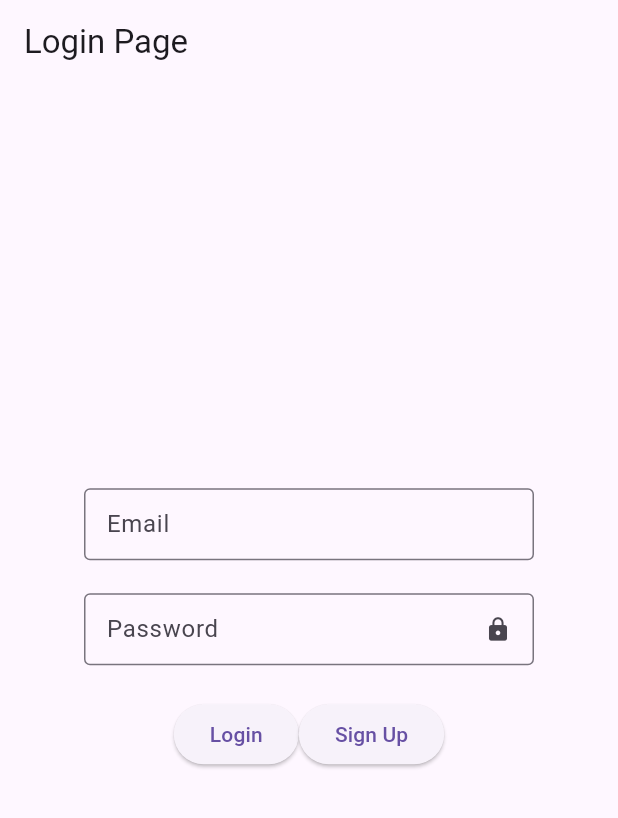
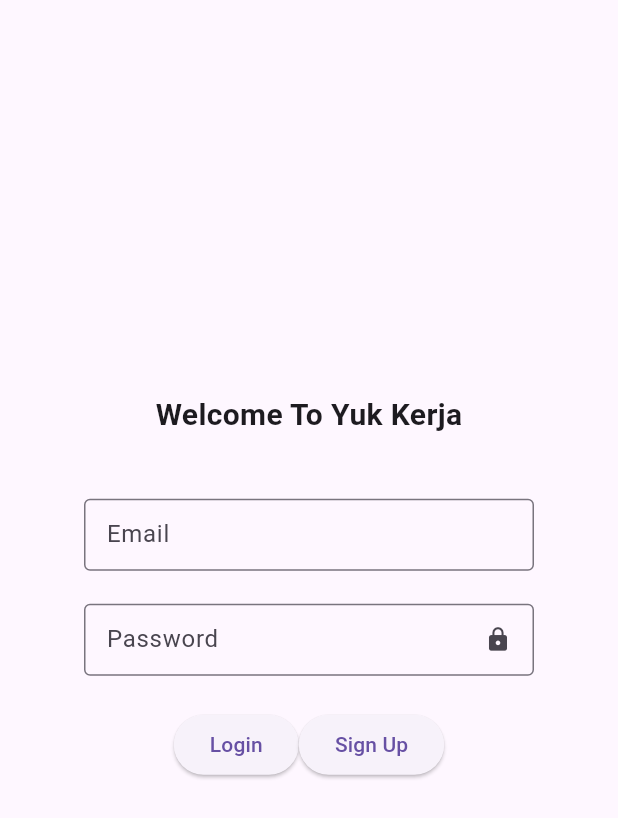
Before and after one commit to DavidDimasPatty/jobplatform-FE, a Flutter app: the screen it shows after launch, on a phone screen of 412 x 824 dp. Shown: the top 818 px of the screen. Run offline on Flutter 3.47's test engine with Material 3 defaults, Android fonts, the light colour scheme and no system bars.

Commit message:
update : login page

```diff
--- a/lib/features/components/login/persentation/pages/login.dart
+++ b/lib/features/components/login/persentation/pages/login.dart
@@ -12,9 +12,6 @@ class Login extends StatefulWidget {
 class _Login extends State<Login> {
   @override
   Widget build(BuildContext context) {
-    return Scaffold(
-      appBar: AppBar(title: Text("Login Page")),
-      body: Center(child: LoginForm()),
-    );
+    return Scaffold(body: Center(child: LoginForm()));
   }
 }
--- a/lib/features/components/login/persentation/widgets/loginForm.dart
+++ b/lib/features/components/login/persentation/widgets/loginForm.dart
@@ -50,6 +50,15 @@ class _LoginFormState extends State<LoginForm> {
       children: [
         SizedBox(
           height: 70,
+          width: 600,
+          child: Text(
+            "Welcome To Yuk Kerja",
+            textAlign: TextAlign.center,
+            style: TextStyle(fontWeight: FontWeight.bold, fontSize: 20),
+          ),
+        ),
+        SizedBox(
+          height: 70,
           width: 300,
           child: TextField(
             controller: _emailController,
```
